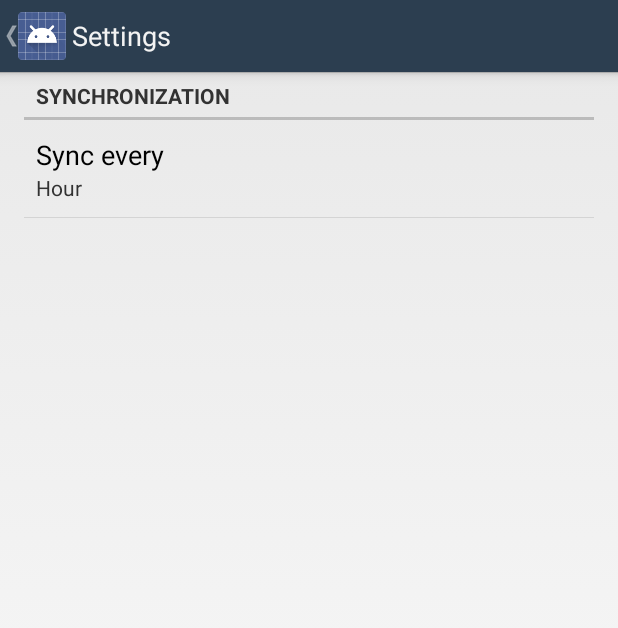
After one commit to macbury/umbrella.alert, an Android app: the SettingsActivity screen opened directly, with no data from a screen before it, on a phone screen of 412 x 824 dp. The commit adds this screen. Shown: the top 628 px of the screen. Run offline under Robolectric (Android 15) with nearby library versions, the phone set to English and light mode, and no system bars.

Commit message:
Added preferences

```diff
--- a/app/src/main/java/macbury/umbrella/activity/ForecastActivity.java
+++ b/app/src/main/java/macbury/umbrella/activity/ForecastActivity.java
@@ -84,6 +84,11 @@ public class ForecastActivity extends Activity {
       return true;
     }
 
+    if (id == R.id.action_settings) {
+      startActivity(new Intent(this, SettingsActivity.class));
+      return true;
+    }
+
     return super.onOptionsItemSelected(item);
   }
 
--- /dev/null
+++ b/app/src/main/java/macbury/umbrella/activity/SettingsActivity.java
@@ -0,0 +1,24 @@
+package macbury.umbrella.activity;
+
+import android.app.Activity;
+import android.os.Bundle;
+
+import macbury.umbrella.R;
+import macbury.umbrella.fragments.SettingsFragment;
+
+/**
+ * Created by macbury on 28.08.14.
+ */
+public class SettingsActivity extends Activity {
+
+  @Override
+  protected void onCreate(Bundle savedInstanceState) {
+    super.onCreate(savedInstanceState);
+    setContentView(R.layout.layout_settings);
+
+    getFragmentManager().beginTransaction()
+            .replace(R.id.container, new SettingsFragment())
+            .commit();
+
+  }
+}
--- a/app/src/main/java/macbury/umbrella/cards/CityCard.java
+++ b/app/src/main/java/macbury/umbrella/cards/CityCard.java
@@ -1,6 +1,7 @@
 package macbury.umbrella.cards;
 
 import android.content.Context;
+import android.util.Log;
 import android.view.View;
 import android.view.ViewGroup;
 import android.widget.TextView;
@@ -36,6 +37,8 @@ public class CityCard extends Card {
     cityTextView          = query.id(R.id.cityTextView).getTextView();
     temperatureTextView   = query.id(R.id.temperatureTextView).getTextView();
 
+    Log.d(TAG, "Current city is: " + forecast.getCity());
+
     query.id(R.id.cityTextView).text(forecast.getCity());
     query.id(R.id.temperatureTextView).text(String.format("%.02f "+ DEGREES_SYMBOL + "C", forecast.getTemperature()));
 
--- /dev/null
+++ b/app/src/main/java/macbury/umbrella/fragments/SettingsFragment.java
@@ -0,0 +1,54 @@
+package macbury.umbrella.fragments;
+
+import android.content.SharedPreferences;
+import android.os.Bundle;
+import android.preference.Preference;
+import android.preference.PreferenceFragment;
+import android.preference.PreferenceScreen;
+import android.util.Log;
+
+import macbury.umbrella.R;
+import macbury.umbrella.UmbrellaApplication;
+import macbury.umbrella.managers.StoreManager;
+
+/**
+ * Created by macbury on 28.08.14.
+ */
+public class SettingsFragment extends PreferenceFragment implements SharedPreferences.OnSharedPreferenceChangeListener {
+
+  private static final String TAG = "SettingsFragment";
+  private UmbrellaApplication app;
+
+  @Override
+  public void onCreate(Bundle savedInstanceState) {
+    super.onCreate(savedInstanceState);
+    app = (UmbrellaApplication)getActivity().getApplication();
+    addPreferencesFromResource(R.xml.settings);
+
+    getPreferenceScreen().getSharedPreferences().registerOnSharedPreferenceChangeListener(this);
+  }
+  @Override
+  public void onResume() {
+    super.onResume();
+    updateUI();
+  }
+
+  private void updateUI() {
+    PreferenceScreen screen         = getPreferenceScreen();
+    Preference syncEveryPreference  = screen.findPreference(StoreManager.KEY_SYNC_EVERY);
+    syncEveryPreference.setSummary(app.store.getHumanReadableSynceEvery());
+  }
+
+  @Override
+  public void onDestroy() {
+    getPreferenceScreen().getSharedPreferences().unregisterOnSharedPreferenceChangeListener(this);
+    super.onDestroy();
+  }
+
+  @Override
+  public void onSharedPreferenceChanged(SharedPreferences sharedPreferences, String key) {
+    Log.d(TAG, "Key changed: " + key);
+    updateUI();
+    app.alarms.setup();
+  }
+}
--- a/app/src/main/java/macbury/umbrella/managers/StoreManager.java
+++ b/app/src/main/java/macbury/umbrella/managers/StoreManager.java
@@ -1,11 +1,14 @@
 package macbury.umbrella.managers;
 
+import android.app.AlarmManager;
 import android.content.Context;
 import android.content.SharedPreferences;
+import android.preference.PreferenceManager;
 import android.util.Log;
 
 import com.google.gson.Gson;
 
+import macbury.umbrella.R;
 import macbury.umbrella.model.Forecast;
 
 /**
@@ -13,17 +16,21 @@ import macbury.umbrella.model.Forecast;
  */
 public class StoreManager {
   private static final int CONFIG_VERSION                             = 86;
-  private static final String PREFERENCE_NAME                         = "PREFERENCE_NAME";
+  private static final String SETTINGS_STORE                          = "preference_synchronization_settings";
+  private static final String FORECAST_STORE                          = "FORECAST_STORE";
+  public  static final String KEY_SYNC_EVERY                          = "sync_every";
   private static final String KEY_FORECAST                            = "KEY_FORECAST";
   private static final String KEY_VERSION                             = "KEY_VERSION";
   private static final String KEY_DISMISSED_NOTIFICATION_UMBRELLA     = "KEY_DISMISSED_NOTIFICATION_UMBRELLA";
   private static final String TAG                                     = "StoreManager";
   private final Context context;
   private final SharedPreferences preferences;
+  private final SharedPreferences settings;
 
   public StoreManager(Context context) {
     this.context = context;
-    preferences = context.getSharedPreferences(PREFERENCE_NAME, Context.MODE_PRIVATE);
+    preferences  = context.getSharedPreferences(FORECAST_STORE, Context.MODE_PRIVATE);
+    settings     = PreferenceManager.getDefaultSharedPreferences(context);
     checkIntegrity();
   }
 
@@ -60,4 +67,23 @@ public class StoreManager {
     }
     return forecast;
   }
+
+  public long getSyncEveryInMiliseconds() {// Because fuck you im android
+    String defaultVal = context.getResources().getString(R.string.refresh_rate_hour);
+    String rawMili    = settings.getString(KEY_SYNC_EVERY, defaultVal);
+    return rawMili == defaultVal ? AlarmManager.INTERVAL_HOUR : Integer.parseInt(rawMili);
+  }
+
+  public String getHumanReadableSynceEvery() {
+    String labels[]     = context.getResources().getStringArray(R.array.refresh_rate_labels);
+    String values[]     = context.getResources().getStringArray(R.array.refresh_rate_values);
+    long currentVal     = getSyncEveryInMiliseconds();
+    for(int i = 0; i < labels.length; i++) {
+      if (Long.parseLong(values[i]) == currentVal) {
+        return labels[i];
+      }
+    }
+
+    return "Error";
+  }
 }
--- a/app/src/main/java/macbury/umbrella/service/CheckWeatherService.java
+++ b/app/src/main/java/macbury/umbrella/service/CheckWeatherService.java
@@ -63,6 +63,8 @@ public class CheckWeatherService extends Service implements ForecastProviderList
       app.store.setUmbrellaNotificationDismissed(false);
     }
 
+    //app.notifications.syncWeatherNotification(); //TODO: remove only for debug
+
     if (storedForecast == null || storedForecast.isNotFresh() || forceRefresh) {
       Log.i(TAG, "Starting command" );
       forecastProvider.fetch();
--- /dev/null
+++ b/app/src/main/res/layout/layout_settings.xml
@@ -0,0 +1,7 @@
+<FrameLayout xmlns:android="http://schemas.android.com/apk/res/android"
+             xmlns:tools="http://schemas.android.com/tools"
+             android:id="@+id/container"
+             android:layout_width="match_parent"
+             android:layout_height="match_parent"
+             tools:context="macbury.umbrella.activity.SettingsActivity"
+             tools:ignore="MergeRootFrame" />
--- a/app/src/main/res/menu/forecast.xml
+++ b/app/src/main/res/menu/forecast.xml
@@ -15,4 +15,8 @@
           android:title="@string/action_donate"
           android:orderInCategory="100"
           android:showAsAction="never" />
+    <item android:id="@+id/action_settings"
+          android:title="@string/action_settings"
+          android:orderInCategory="100"
+          android:showAsAction="never" />
 </menu>
--- /dev/null
+++ b/app/src/main/res/values/refresh_rate.xml
@@ -0,0 +1,24 @@
+<?xml version="1.0" encoding="utf-8"?>
+<resources>
+  <string-array name="refresh_rate_labels">
+    <item>@string/refresh_rate_15_minutes</item>
+    <item>@string/refresh_rate_half_hour</item>
+    <item>@string/refresh_rate_hour</item>
+    <item>@string/refresh_rate_half_day</item>
+    <item>@string/refresh_rate_day</item>
+  </string-array>
+
+  <string-array name="refresh_rate_values">
+    <item>900000</item>
+    <item>1800000</item>
+    <item>3600000</item>
+    <item>43200000</item>
+    <item>86400000</item>
+  </string-array>
+
+  <string name="refresh_rate_15_minutes">15 minutes</string>
+  <string name="refresh_rate_half_hour">30 minutes</string>
+  <string name="refresh_rate_hour">Hour</string>
+  <string name="refresh_rate_half_day">Half day</string>
+  <string name="refresh_rate_day">Day</string>
+</resources>
--- a/app/src/main/res/values/strings.xml
+++ b/app/src/main/res/values/strings.xml
@@ -11,4 +11,11 @@
     <string name="precipitation_card_title">Precipitation</string>
   <string name="about_blog">About</string>
   <string name="donate_butto">Like it? Donate using Bitcoin!</string>
+  <string name="action_settings">Settings</string>
+  <string name="title_activity_settings">Settings</string>
+  <string name="settings_sync_title">Synchronization</string>
+  <string name="ok">OK</string>
+  <string name="cancel">Cancel</string>
+  <string name="sunc_every">Sync every</string>
+  <string name="preferences_synchronization">Synchronization</string>
 </resources>
--- /dev/null
+++ b/app/src/main/res/xml/settings.xml
@@ -0,0 +1,12 @@
+<?xml version="1.0" encoding="utf-8"?>
+<!--android:defaultValue="@string/refresh_rate_hour"-->
+<PreferenceScreen xmlns:android="http://schemas.android.com/apk/res/android">
+  <PreferenceCategory android:title="@string/preferences_synchronization" android:key="preference_synchronization_settings">
+    <ListPreference
+      android:key="sync_every"
+      android:title="@string/sunc_every"
+      android:entries="@array/refresh_rate_labels"
+      android:defaultValue="@string/refresh_rate_hour"
+      android:entryValues="@array/refresh_rate_values" />
+  </PreferenceCategory>
+</PreferenceScreen>
```
Also changed, not shown: app/src/main/AndroidManifest.xml (+10 -1 lines), app/src/main/java/macbury/umbrella/managers/AlarmsManager.java (+7 -1 lines), app/src/main/java/macbury/umbrella/managers/NotificationsManager.java (+14 -0 lines), app/src/main/java/macbury/umbrella/model/Forecast.java (+8 -1 lines), app/src/main/java/macbury/umbrella/providers/ForecastProvider.java (+8 -6 lines).
